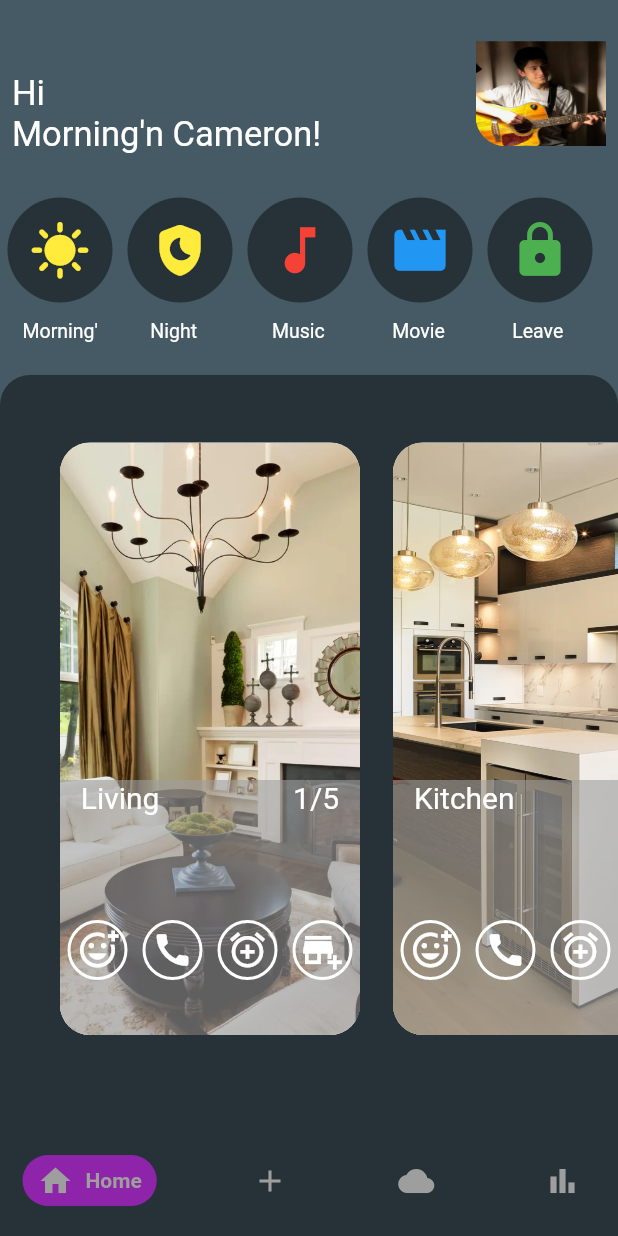
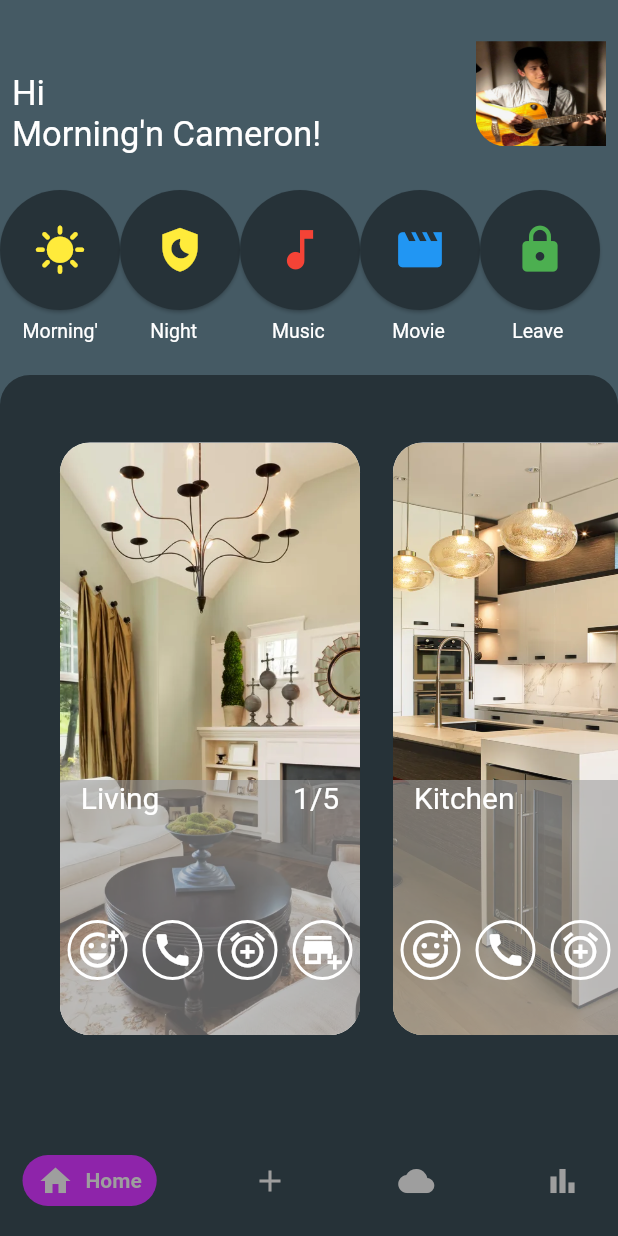
Before and after one commit to sulavpo/Flutter_Intern, a Flutter app: the screen it shows after launch, on a phone screen of 412 x 824 dp. Run offline on Flutter 3.47's test engine with Material 2 defaults, Android fonts, the phone set to English and light mode, and no system bars; drawn by our look-alikes of google_nav_bar.

Commit message:
Background Color Change using get(color colorpressed)

```diff
--- a/lib/landing_screen.dart
+++ b/lib/landing_screen.dart
@@ -10,6 +10,7 @@ class LandingScreen extends StatefulWidget {
 }
 
 class _LandingScreenState extends State<LandingScreen> {
+  int _currentIndex = 0;
   @override
   Widget build(BuildContext context) {
     return Scaffold(
@@ -89,7 +90,7 @@ class _LandingScreenState extends State<LandingScreen> {
                                                 _buildTard(),
                                                 _buildWard(),
                                                 _buildXard(),
-                                                _buildZard()
+                                                _buildIard()
                                               ],
                                             ),
                                           )),
@@ -189,7 +190,8 @@ class _LandingScreenState extends State<LandingScreen> {
                         topLeft: Radius.circular(20),
                         topRight: Radius.circular(20),
                       )),
-                  )),
+                ),
+              ),
             ],
           ),
         ],
@@ -229,76 +231,66 @@ class _LandingScreenState extends State<LandingScreen> {
     );
   }
 
-  Widget _buildCard() => Container(
-        margin: EdgeInsets.all(5),
-        width: 70,
-        height: 70,
-        decoration: BoxDecoration(
-          shape: BoxShape.circle,
-          color: Colors.blueGrey[900],
-        ),
+  Widget _buildCard() => ElevatedButton(
+      onPressed: () {},
       child: Icon(
         Icons.sunny,
+        size: 35,
+      ),
+      style: ButtonStyle(
+          padding: MaterialStateProperty.all<EdgeInsets>(EdgeInsets.all(15)),
+           overlayColor: getColor(Colors.white, Colors.white),
+          foregroundColor: getColor(Colors.yellow, Colors.black),
+          //backgroundColor: getColor(Color.fromRGBO(38, 50, 56, 1), Colors.white),
+          backgroundColor: getColor(Color.fromRGBO(38, 50, 56, 1), Colors.blue)));
+  Widget _buildTard() => ElevatedButton(
+      onPressed: () {},
+      child: Icon(
+        Icons.shield_moon,
+        size: 35,
         color: Colors.yellow,
-          size: 41,
       ),
-      );
-  Widget _buildTard() => Container(
-        margin: EdgeInsets.all(5),
-        width: 70,
-        height: 70,
-        decoration: BoxDecoration(
-          shape: BoxShape.circle,
-          color: Colors.blueGrey[900],
-        ),
-        child: Icon(
-          Icons.shield_moon_rounded,
-          color: Colors.yellow,
-          size: 41,
-        ),
-      );
-  Widget _buildWard() => Container(
-        margin: EdgeInsets.all(5),
-        width: 70,
-        height: 70,
-        decoration: BoxDecoration(
-          shape: BoxShape.circle,
-          color: Colors.blueGrey[900],
-        ),
+      style: ButtonStyle(
+        padding: MaterialStateProperty.all<EdgeInsets>(EdgeInsets.all(15)),
+        overlayColor: getColor(Colors.white, Colors.white),
+        backgroundColor: getColor(Color.fromRGBO(38, 50, 56, 1), Colors.white),
+      ));
+  Widget _buildWard() => ElevatedButton(
+      onPressed: () {},
       child: Icon(
         Icons.music_note,
         color: Colors.red,
-          size: 41,
+        size: 35,
       ),
-      );
-  Widget _buildXard() => Container(
-        margin: EdgeInsets.all(5),
-        width: 70,
-        height: 70,
-        decoration: BoxDecoration(
-          shape: BoxShape.circle,
-          color: Colors.blueGrey[900],
-        ),
+      style: ButtonStyle(
+        padding: MaterialStateProperty.all<EdgeInsets>(EdgeInsets.all(15)),
+        overlayColor: getColor(Colors.white, Colors.white),
+        backgroundColor: getColor(Color.fromRGBO(38, 50, 56, 1), Colors.white),
+      ));
+  Widget _buildXard() => ElevatedButton(
+      onPressed: () {},
       child: Icon(
         Icons.movie,
+        size: 35,
         color: Colors.blue,
-          size: 41,
       ),
-      );
-  Widget _buildZard() => Container(
-        margin: EdgeInsets.all(5),
-        width: 70,
-        height: 70,
-        decoration: BoxDecoration(
-          shape: BoxShape.circle,
-          color: Colors.blueGrey[900],
-        ),
+      style: ButtonStyle(
+        padding: MaterialStateProperty.all<EdgeInsets>(EdgeInsets.all(15)),
+        backgroundColor: getColor(Color.fromRGBO(38, 50, 56, 1), Colors.white),
+        overlayColor: getColor(Colors.white, Colors.white),
+      ));
+  Widget _buildIard() => ElevatedButton(
+      onPressed: () {},
       child: Icon(
         Icons.lock,
+        size: 35,
         color: Colors.green,
-          size: 41,
       ),
-      );
+      style: ButtonStyle(
+          padding: MaterialStateProperty.all<EdgeInsets>(EdgeInsets.all(15)),
+          backgroundColor:
+              getColor(Color.fromRGBO(38, 50, 56, 1), Colors.white),
+          overlayColor: getColor(Colors.white, Colors.white)));
   Widget _buildDard() => Container(
         margin: EdgeInsets.fromLTRB(40, 45, 0, 60),
         width: 200,
@@ -528,7 +520,7 @@ class _LandingScreenState extends State<LandingScreen> {
           Container(
             margin: EdgeInsets.all(5),
             width: 40,
-            child: Icon(
+            child: const Icon(
               Icons.add_alarm,
               color: Colors.white,
               size: 28,
@@ -541,7 +533,7 @@ class _LandingScreenState extends State<LandingScreen> {
           Container(
             margin: EdgeInsets.all(5),
             width: 40,
-            child: Icon(
+            child: const Icon(
               Icons.add_business,
               color: Colors.white,
               size: 28,
@@ -566,4 +558,14 @@ class _LandingScreenState extends State<LandingScreen> {
           ),
         ],
       );
+  MaterialStateProperty<Color> getColor(Color colors, Color colorPressed) {
+    final getColor = (Set<MaterialState> states) {
+      if (states.contains(MaterialState.pressed)) {
+        return colorPressed;
+      } else {
+        return colors;
       }
+    };
+    return MaterialStateProperty.resolveWith(getColor);
+  }
+}
--- a/lib/main.dart
+++ b/lib/main.dart
@@ -13,6 +13,15 @@ class MyApp extends StatelessWidget {
   Widget build(BuildContext context) {
     return MaterialApp(
       debugShowCheckedModeBanner: false,
+      theme: ThemeData(
+        elevatedButtonTheme: ElevatedButtonThemeData(
+          style: ElevatedButton.styleFrom(
+            elevation: 1,
+            shape: CircleBorder(),
+            minimumSize: Size.square(80),
+          )
+        )
+      ),
       initialRoute: 'simplePage',
       routes: {'simplePage': (context)=>LandingScreen()},
     );
```
Lines whose indentation alone changed are shown as unchanged.
